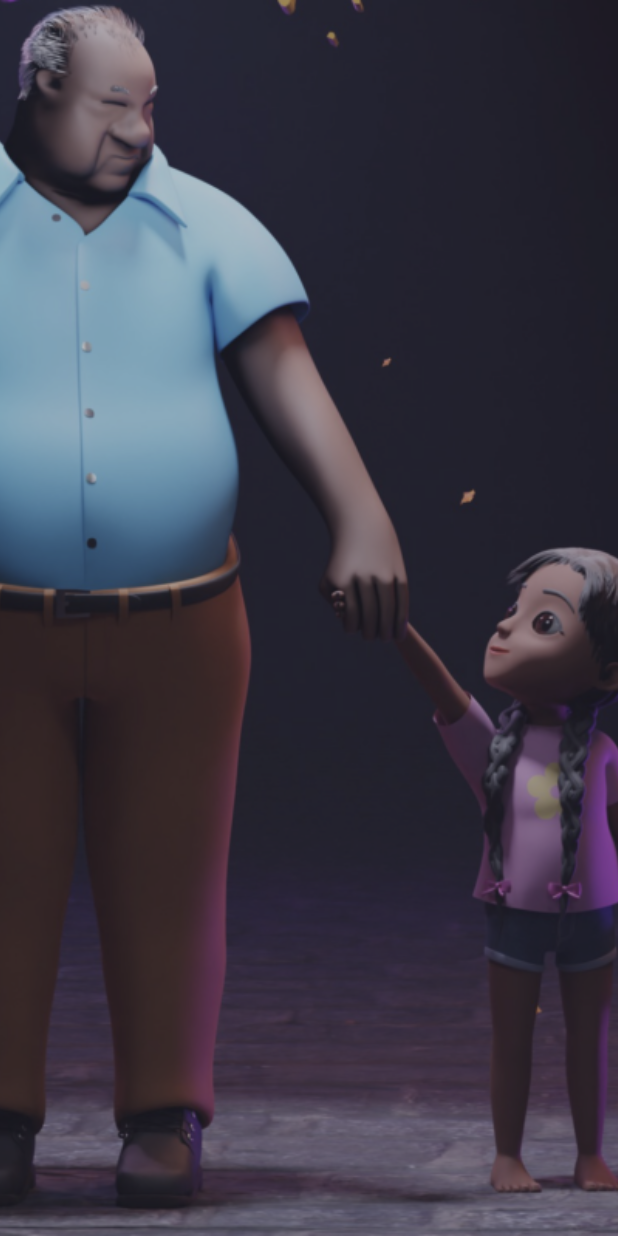
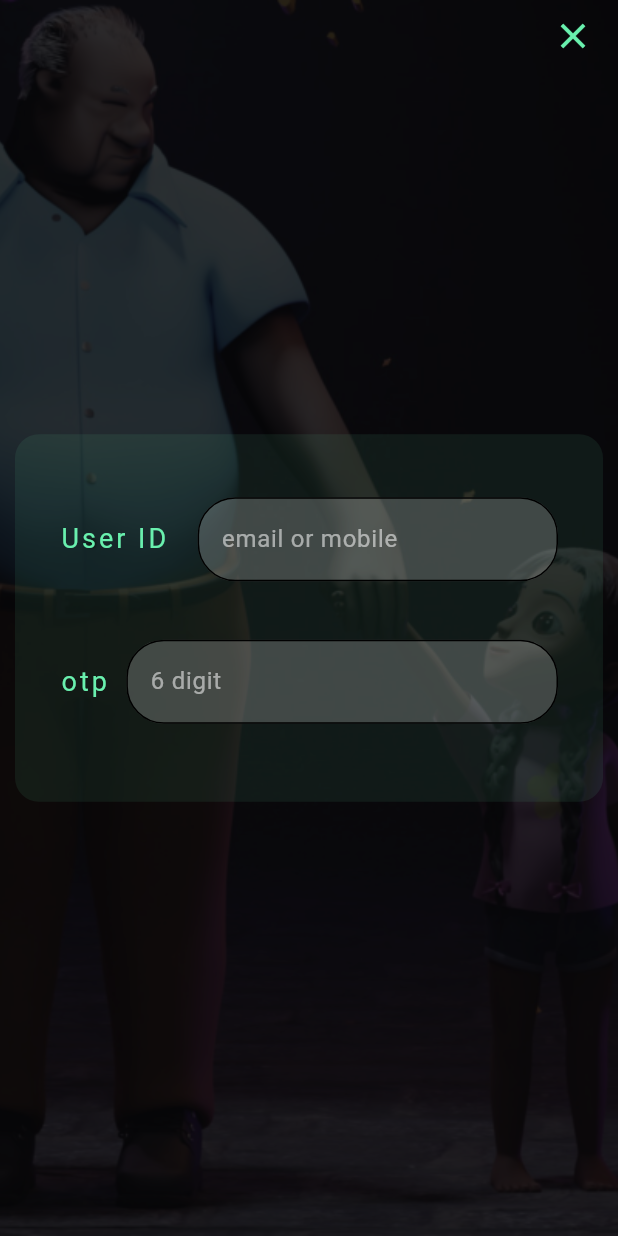
Before and after one commit to Bbn047/Flutter-app, a Flutter app: the ForgotPage screen opened by its route, on a phone screen of 412 x 824 dp. Run offline on Flutter 3.47's test engine with Material 3 defaults, Android fonts, the light colour scheme and no system bars; our stand-ins replace google_fonts.

Commit message:
Update forgot_page.dart

```diff
--- a/lib/forgot_page.dart
+++ b/lib/forgot_page.dart
@@ -1,7 +1,8 @@
 import 'package:flutter/material.dart';
 
 class ForgotPage extends StatelessWidget {
-  final TextEditingController nameController = TextEditingController();
+  final TextEditingController userIdController = TextEditingController();
+  final TextEditingController otpIdController = TextEditingController();
   @override
   Widget build(BuildContext context) {
     return Stack(
@@ -13,12 +14,144 @@ class ForgotPage extends StatelessWidget {
               fit: BoxFit.cover,
               alignment: Alignment(0.2, 0),
               colorFilter: ColorFilter.mode(
-                Colors.black.withOpacity(0.2),
+                Colors.black.withOpacity(0.8),
                 BlendMode.darken,
               ),
             ),
           ),
         ),
+
+
+        Scaffold(
+          backgroundColor: Colors.transparent,
+          body: SafeArea(
+            child: Stack(
+              children: [
+                //close button
+                Positioned(
+                  top:10,
+                  right: 16,
+                   child:GestureDetector(
+                    onTap: (){
+                      Navigator.pop(context);
+                    },
+                    child: Icon(
+                      Icons.close,
+                      color: Colors.greenAccent,
+                      size: 28,
+                    ),
+                   ),
+                   ),
+
+                   //main content
+                   Center(
+                    child: Container(
+                      padding: EdgeInsets.all(30),
+                      margin: EdgeInsets.symmetric(horizontal: 10),
+                      decoration: BoxDecoration(
+                        color: Colors.greenAccent.withOpacity(0.08),
+                        borderRadius: BorderRadius.circular(16),
+                      ),
+
+                      //ser input
+                      child: Column(
+                        mainAxisSize: MainAxisSize.min,
+                        children: [
+                          Padding(
+                            padding: const EdgeInsets.symmetric(vertical: 12),
+                            child: Row(
+                              crossAxisAlignment: CrossAxisAlignment.center,
+                              children: [
+                                //label
+                                Text(
+                                  'User ID',
+                                  style: TextStyle(
+                                  color: Colors.greenAccent,
+                                  fontSize: 18,
+                                  letterSpacing: 2,
+                                ),
+                              ),
+                              SizedBox(width: 20),
+
+                              //input right
+                              Expanded(
+                                child: TextField(
+                                  controller: userIdController,
+                                  style: TextStyle(color: Colors.white54),
+                                  decoration: InputDecoration(
+                                    filled: true,
+                                    fillColor: Colors.white.withOpacity(0.2),
+                                    hintText: 'email or mobile',
+                                    hintStyle: TextStyle(color: Colors.white54),
+                                    enabledBorder: OutlineInputBorder(
+                                      borderRadius: BorderRadius.circular(25),
+                                    ),
+                                    focusedBorder: OutlineInputBorder(
+                                      borderSide: BorderSide(
+                                        color: Colors.greenAccent,
+                                        width: 2,
+                                        ),
+                                    ),
+                                  ),
+                                ),
+                                ),
+                              ],
+                            ),
+                            ),
+                            SizedBox(height: 15),
+
+                            //otp label
+                            Padding(
+                              padding: const EdgeInsets.symmetric(vertical: 12),
+                              child: Row(
+                                crossAxisAlignment: CrossAxisAlignment.center,
+                                children: [
+                                  Text(
+                                    'otp',
+                                    style: TextStyle(
+                                      color: Colors.greenAccent,
+                                      fontSize: 18,
+                                      letterSpacing: 2,
+                                    ),
+                                    ),
+                                    SizedBox(width: 12),
+
+                                    //otp input section
+                                    Expanded(
+                                      child: TextField(
+                                        controller: otpIdController,
+                                        style: TextStyle(color: Colors.white),
+                                        decoration: InputDecoration(
+                                          filled: true,
+                                          fillColor: Colors.white.withOpacity(0.2),
+                                          hintText: '6 digit',
+                                          hintStyle: TextStyle(color: Colors.white54),
+                                          enabledBorder: OutlineInputBorder(
+                                            borderRadius: BorderRadius.circular(25),
+                                          ),
+                                          focusedBorder: OutlineInputBorder(
+                                            borderSide: BorderSide(
+                                              color: Colors.greenAccent,
+                                              width: 2,
+                                            ),
+                                          ),
+                                        ),
+                                      ),
+                                      ),
+                                ],
+                              ),
+                              ),
+                              SizedBox(height: 10),
+
+
+                        ],
+                      ),
+                    ),
+                   ),
+              ],
+            ),
+            ),
+        )
       ],
     );
   }
```
